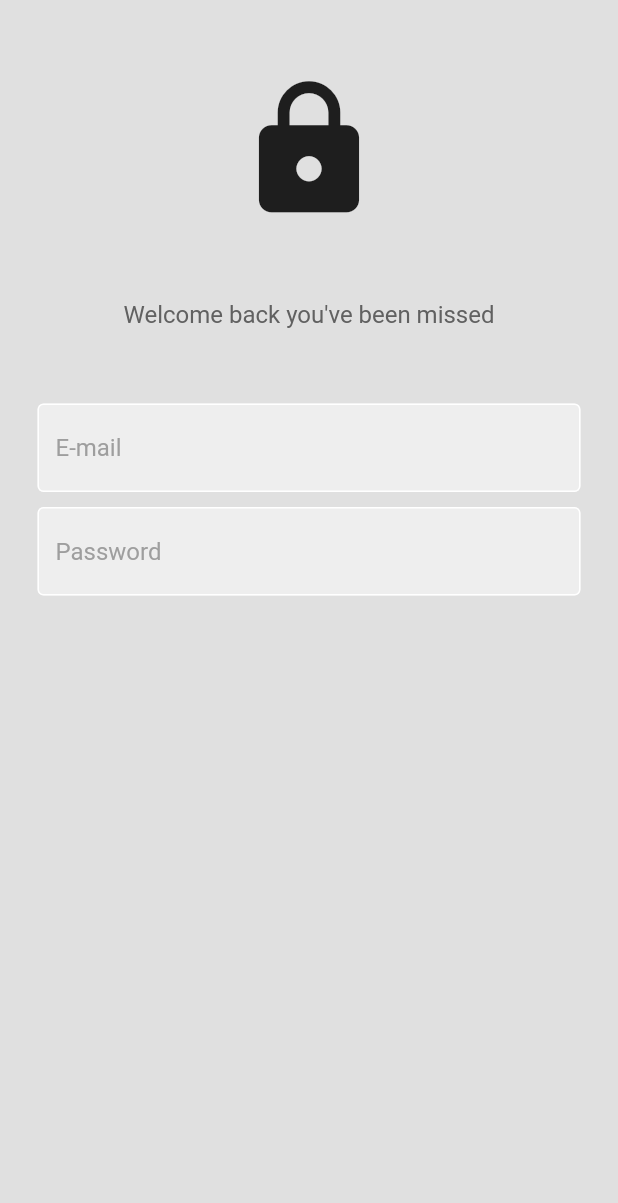
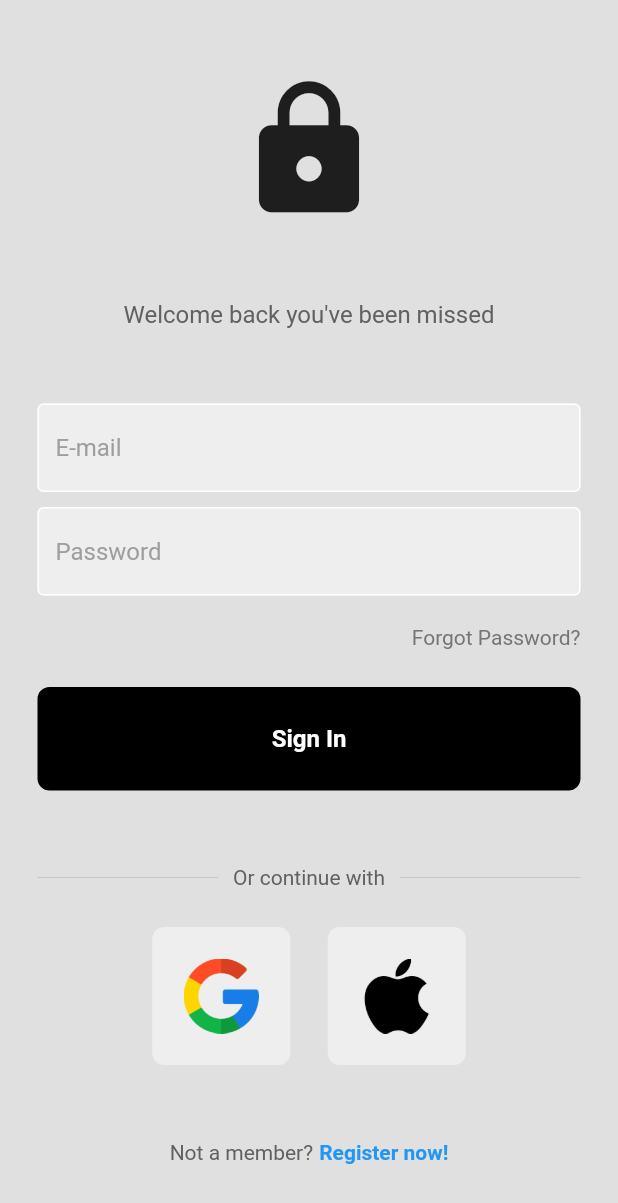
Before and after one commit to Markfgui675/flutter_auth, a Flutter app: the screen it shows after launch, on a phone screen of 412 x 824 dp. Shown: the top 1203 px of the screen. Run offline on Flutter 3.47's test engine with Material 2 defaults, Android fonts, the phone set to English and light mode, and no system bars.

Commit message:
UI concluído

```diff
--- /dev/null
+++ b/lib/components/my_button.dart
@@ -0,0 +1,31 @@
+import 'package:flutter/material.dart';
+
+class MyButton extends StatelessWidget {
+
+  final Function()? onTap;
+
+  const MyButton({super.key, required this.onTap});
+
+  @override
+  Widget build(BuildContext context) {
+    return GestureDetector(
+      onTap: (){},
+      child: Container(
+        padding: const EdgeInsets.all(25),
+        margin: const EdgeInsets.symmetric(horizontal: 25),
+        decoration: BoxDecoration(
+            color: Colors.black,
+            borderRadius: BorderRadius.circular(8)
+        ),
+        child: Center(
+          child: Text('Sign In',
+              style: TextStyle(
+                  color: Colors.white,
+                  fontWeight: FontWeight.bold,
+                  fontSize: 16
+              )),
+        ),
+      ),
+    );
+  }
+}
--- a/lib/components/my_textfield.dart
+++ b/lib/components/my_textfield.dart
@@ -7,8 +7,6 @@ class MyTextField extends StatelessWidget {
   final controller;
   final String hintText;
   final bool obscureText;
-
-
 
   @override
   Widget build(BuildContext context) {
@@ -26,7 +24,7 @@ class MyTextField extends StatelessWidget {
             fillColor: Colors.grey.shade200,
             filled: true,
             hintText: hintText,
-          hintStyle: TextStyle(color: Colors.grey[500])
+            hintStyle: TextStyle(color: Colors.grey[500])
         ),
       ),
     );
--- /dev/null
+++ b/lib/components/square_tile.dart
@@ -0,0 +1,19 @@
+import 'package:flutter/material.dart';
+
+class SquareTile extends StatelessWidget {
+  final String imagePath;
+  const SquareTile({super.key, required this.imagePath});
+
+  @override
+  Widget build(BuildContext context) {
+    return Container(
+      padding: EdgeInsets.all(20),
+      decoration: BoxDecoration(
+        border: Border.all(color: Colors.grey.shade200),
+        color: Colors.grey.shade200,
+        borderRadius: BorderRadius.circular(8)
+      ),
+      child: Image.asset(imagePath, width: 50,),
+    );
+  }
+}
--- a/lib/pages/login_page.dart
+++ b/lib/pages/login_page.dart
@@ -1,6 +1,8 @@
 import 'package:flutter/cupertino.dart';
 import 'package:flutter/material.dart';
+import 'package:flutter_auth/components/my_button.dart';
 import 'package:flutter_auth/components/my_textfield.dart';
+import 'package:flutter_auth/components/square_tile.dart';
 
 class LoginPage extends StatelessWidget {
   LoginPage({Key? key});
@@ -8,13 +10,21 @@ class LoginPage extends StatelessWidget {
   final usernameController = TextEditingController();
   final passwordContorller = TextEditingController();
 
+  //sign user in
+  void signUserIn(){}
+
   @override
   Widget build(BuildContext context) {
     return Scaffold(
         backgroundColor: Colors.grey[300],
         body: SafeArea(
+            child: SingleChildScrollView(
               child: Center(
+                child: Container(
+                  width: double.infinity,
                   child: Column(
+                    mainAxisAlignment: MainAxisAlignment.center,
+                    crossAxisAlignment: CrossAxisAlignment.center,
                     children: <Widget>[
                       const SizedBox(height: 50,),
 
@@ -41,23 +51,83 @@ class LoginPage extends StatelessWidget {
                       ),
                       const SizedBox(height: 10,),
 
-                  //pasword
+                      //password
                       MyTextField(
                         hintText: 'Password',
                         obscureText: true,
                         controller: passwordContorller,
-                  )
+                      ),
+                      const SizedBox(height: 20,),
+
 
                       //forgot password?
+                      Padding(padding: EdgeInsets.symmetric(horizontal: 25),
+                        child: Row(
+                            mainAxisAlignment: MainAxisAlignment.end,
+                            children: <Widget>[
+                              Text('Forgot Password?',
+                                style: TextStyle(color: Colors.grey[600]),)
+                            ]
+                        ),
+                      ),
+                      const SizedBox(height: 25,),
 
                       //sign in button
+                      MyButton(
+                        onTap: signUserIn,
+                      ),
+                      const SizedBox(height: 50,),
+
 
                       // or continue with
+                      Padding(padding: EdgeInsets.symmetric(horizontal: 25),
+                          child: Row(
+                            children: <Widget>[
+                              Expanded(child:
+                              Divider(
+                                thickness: 0.5,
+                                color: Colors.grey[400],
+                              )),
+                              Padding(padding: EdgeInsets.symmetric(horizontal: 10),
+                                  child: Text('Or continue with', style: TextStyle(color: Colors.grey[700]))),
+                              Expanded(child:
+                              Divider(
+                                thickness: 0.5,
+                                color: Colors.grey[400],
+                              ))
+                            ],
+                          )),
+                      const SizedBox(height: 25,),
+
 
                       //google + apple sign in button
+                      Row(
+                        mainAxisAlignment: MainAxisAlignment.center,
+                        children: <Widget>[
+                          //google
+                          SquareTile(imagePath: 'images/google.png'),
+                          const SizedBox(width: 25),
+                          //apple
+                          SquareTile(imagePath: 'images/apple.png')
+
+                        ],
+                      ),
+                      const SizedBox(height: 50),
 
                       //not a member? register now
+                      Row(
+                        mainAxisAlignment: MainAxisAlignment.center,
+                        children: <Widget>[
+                          Text('Not a member?', style: TextStyle(color: Colors.grey[700])),
+                          const SizedBox(width: 4),
+                          Text('Register now!', style: TextStyle(color: Colors.blue, fontWeight: FontWeight.bold))
                         ],
+                      ),
+                      const SizedBox(height: 25),
+
+                    ],
+                  ),
+                ),
               ),
             )
         )
```
Lines whose indentation alone changed are shown as unchanged.
